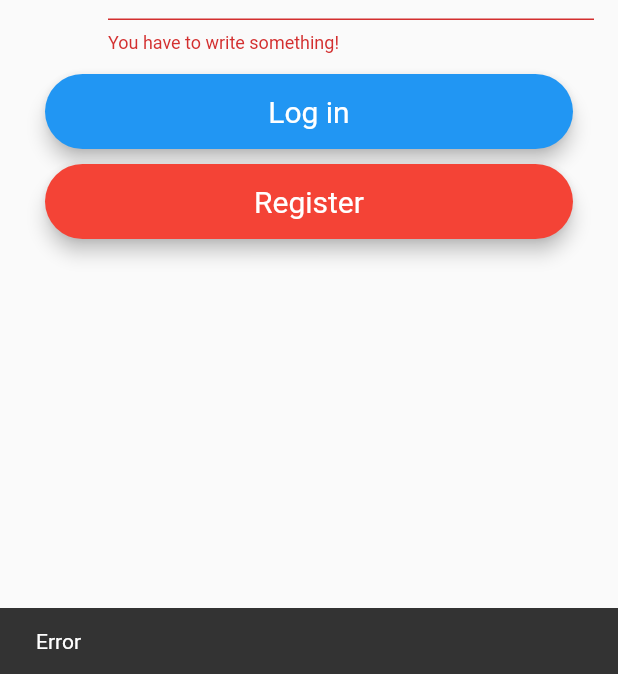
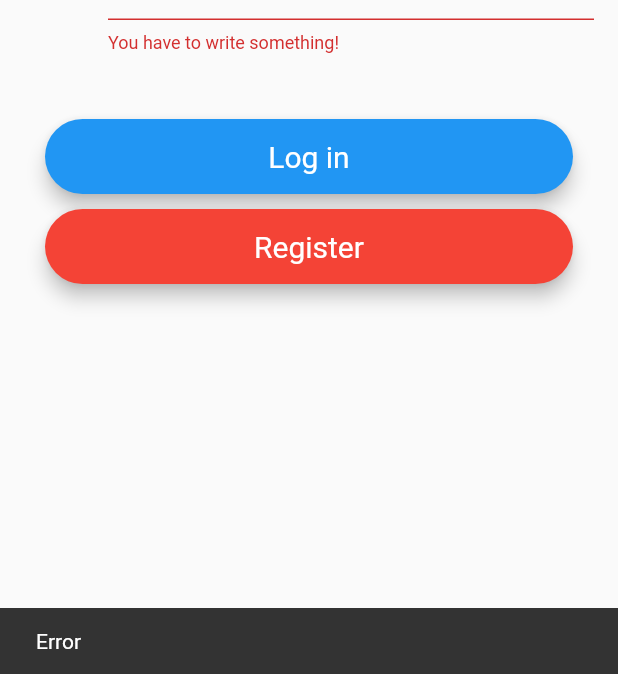
Before and after one commit to mobileappdevhm19/lust-LibraryUniversalSwissTool, a Flutter app: the screen it shows after launch, after a tap on "Log in", on a phone screen of 412 x 824 dp, the part 562-1236 px from its top. Run offline on Flutter 3.47's test engine with Material 2 defaults, Android fonts, the phone set to English and light mode, and no system bars; our stand-ins replace charts_flutter, cloud_firestore, firebase_auth, geolocator, shared_preferences; accounts and stored records are empty.

Commit message:
minimal changes loginPage

```diff
--- a/lust/lib/pages/loginPage/loginPage.dart
+++ b/lust/lib/pages/loginPage/loginPage.dart
@@ -43,9 +43,9 @@ class _LoginPageState extends State<LoginPage> {
         key: _scaffState,
         appBar: AppBar(title: Text(_title)),
         //appBar: getAppBar(_title, signOut: false),
-        body: Center(
-            child: Form(
+        body: Form(
             key: _formKey,
+            child: Center(
                 child: ListView(
               children: <Widget>[
                 appLogo(),
@@ -55,7 +55,7 @@ class _LoginPageState extends State<LoginPage> {
                       decoration: InputDecoration(
                         labelText: "Email",
                         //labelStyle: TextStyle(fontSize: 16, color: Colors.black45),
-                            hintText: "Do you already have an account?",
+                        hintText: "lust@example.com",
                         //hintStyle: TextStyle(fontSize: 13, color: Colors.black12),
                       ),
                       validator: (input) =>
@@ -69,19 +69,16 @@ class _LoginPageState extends State<LoginPage> {
                       decoration: InputDecoration(
                         labelText: _title,
                         //labelStyle: TextStyle(fontSize: 16, color: Colors.black45),
-                            hintText: "123456",
+                        hintText: "at least 6 characters",
                         //hintStyle: TextStyle(fontSize: 13, color: Colors.black12),
                       ),
-                          validator: (input) => input.isEmpty
-                              ? "You have to write something!"
-                              : null,
+                      validator: (input) =>
+                          input.isEmpty ? "You have to write something!" : null,
                       keyboardType: TextInputType.text,
                       obscureText: true,
                       onSaved: (input) => _password = input,
                     )),
-                    /*SizedBox(
-                  height: 40
-                ),*/
+                SizedBox(height: 30),
                 ButtonLogin(
                   buttonText: "Log in",
                   whichButton: true,
@@ -142,8 +139,7 @@ class _LoginPageState extends State<LoginPage> {
 
         } else {
           //FormType.REGISTER
-          _userID =
-          await auth.signUp(_email.toString().trim(), _password);
+          _userID = await auth.signUp(_email.toString().trim(), _password);
           //await widget.auth.sendEmailVerification();
 
           print('Registered in: $_userID');
```
Lines whose indentation alone changed are shown as unchanged.
